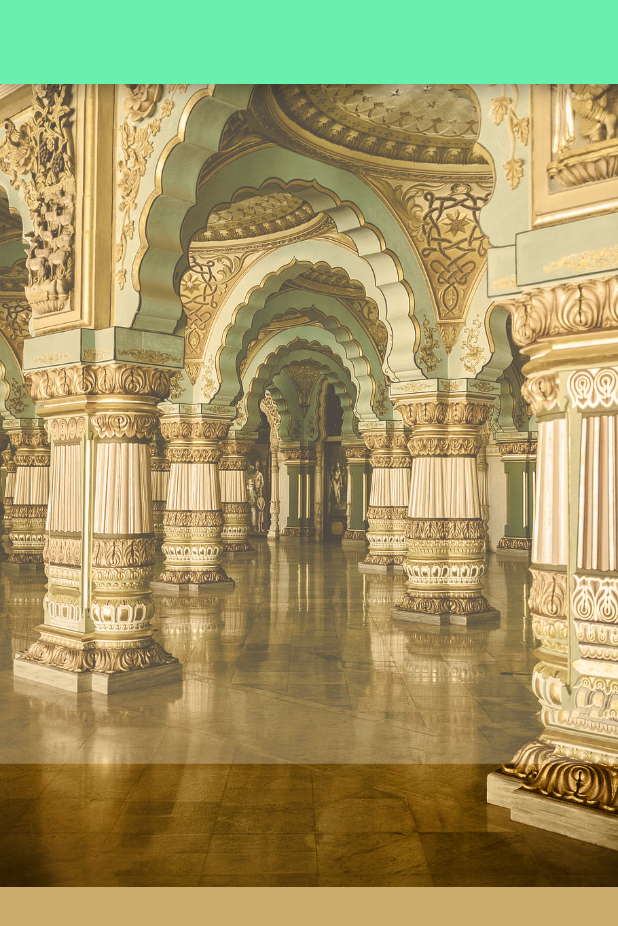
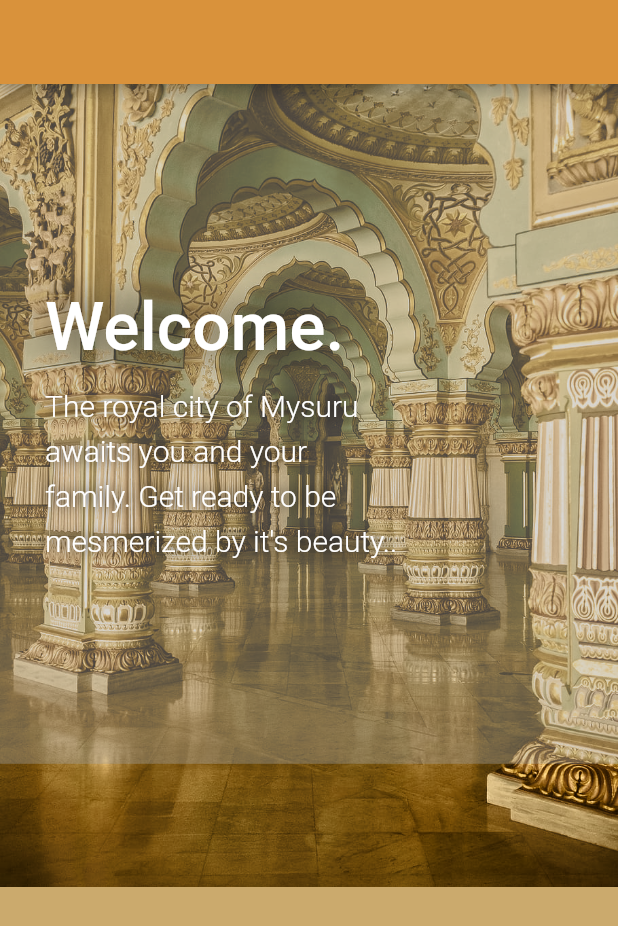
Before and after one commit to amansharma2910/DSCWOW_MysuruTourism, a Flutter app: the screen it shows after launch, on a phone screen of 412 x 824 dp. Shown: the top 926 px of the screen. Run offline on Flutter 3.47's test engine with Material 2 defaults, Android fonts, the phone set to English and light mode, and no system bars.

Commit message:
Completed welcome banner

```diff
--- a/lib/main.dart
+++ b/lib/main.dart
@@ -12,7 +12,7 @@ class TravelMysuru extends StatelessWidget {
     return MaterialApp(
       debugShowCheckedModeBanner: false,
       theme: ThemeData(
-        primaryColor: Colors.greenAccent,
+        primaryColor: Color(0xffd9923b),
         visualDensity: VisualDensity.adaptivePlatformDensity,
       ),
       home: HomeScreen(),
--- a/lib/widgets/welcome_banner.dart
+++ b/lib/widgets/welcome_banner.dart
@@ -3,19 +3,22 @@ import 'package:flutter/material.dart';
 class WelcomeBanner extends StatelessWidget {
   @override
   Widget build(BuildContext context) {
-    return Stack(
+    return SingleChildScrollView(
+      scrollDirection: Axis.vertical,
+      child: Stack(
         children: [
           BackgroundImage(),
           Container(
             width: MediaQuery.of(context).size.width,
             height: MediaQuery.of(context).size.height * 0.55,
-          color: Colors.white54.withOpacity(0.25),
+            color: Colors.grey.withOpacity(0.4),
           ),
+          WelcomeText(),
         ],
+      ),
     );
   }
 }
-
 
 class BackgroundImage extends StatelessWidget {
   @override
@@ -39,3 +42,56 @@ class BackgroundImage extends StatelessWidget {
     );
   }
 }
+
+class WelcomeText extends StatelessWidget {
+  @override
+  Widget build(BuildContext context) {
+    return Container(
+      width: MediaQuery.of(context).size.width,
+      height: MediaQuery.of(context).size.height * 0.55,
+      child: Padding(
+        padding: EdgeInsets.all(30),
+        child: Column(
+          mainAxisAlignment: MainAxisAlignment.center,
+          crossAxisAlignment: CrossAxisAlignment.start,
+          children: [
+            Text(
+              'Welcome.',
+              style: TextStyle(
+                fontSize: 45.0,
+                fontWeight: FontWeight.w500,
+                color: Colors.white,
+                shadows: [
+                  Shadow(
+                    offset: Offset(0.1, 0.1),
+                    blurRadius: 40,
+                    color: Colors.black,
+                  ),
+                ],
+              ),
+            ),
+            SizedBox(
+              height: 10.0,
+            ),
+            Text(
+              "The royal city of Mysuru \nawaits you and your \nfamily. Get ready to be \nmesmerized by it's beauty..",
+              style: TextStyle(
+                fontSize: 20.0,
+                fontWeight: FontWeight.w300,
+                color: Colors.white,
+                height: 1.5,
+                shadows: [
+                  Shadow(
+                    offset: Offset(0.1, 0.1),
+                    blurRadius: 10,
+                    color: Colors.black,
+                  ),
+                ],
+              ),
+            ),
+          ],
+        ),
+      ),
+    );
+  }
+}
```
Lines whose indentation alone changed are shown as unchanged.
